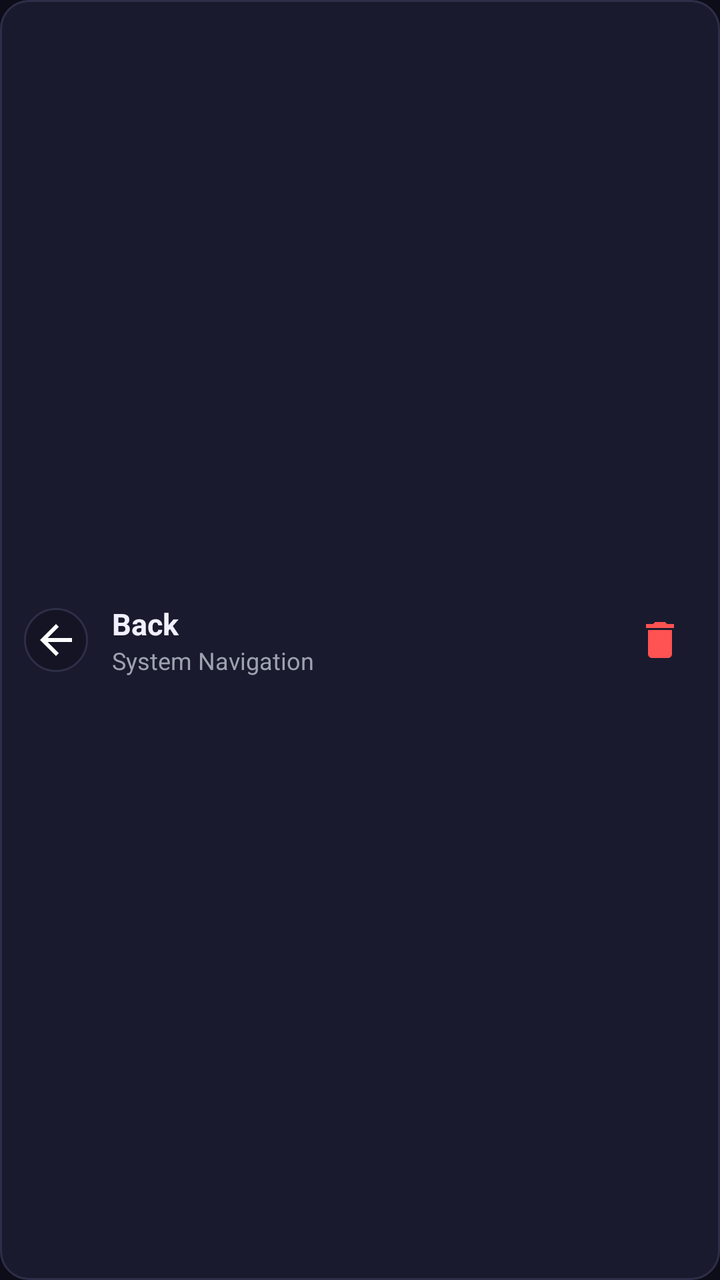
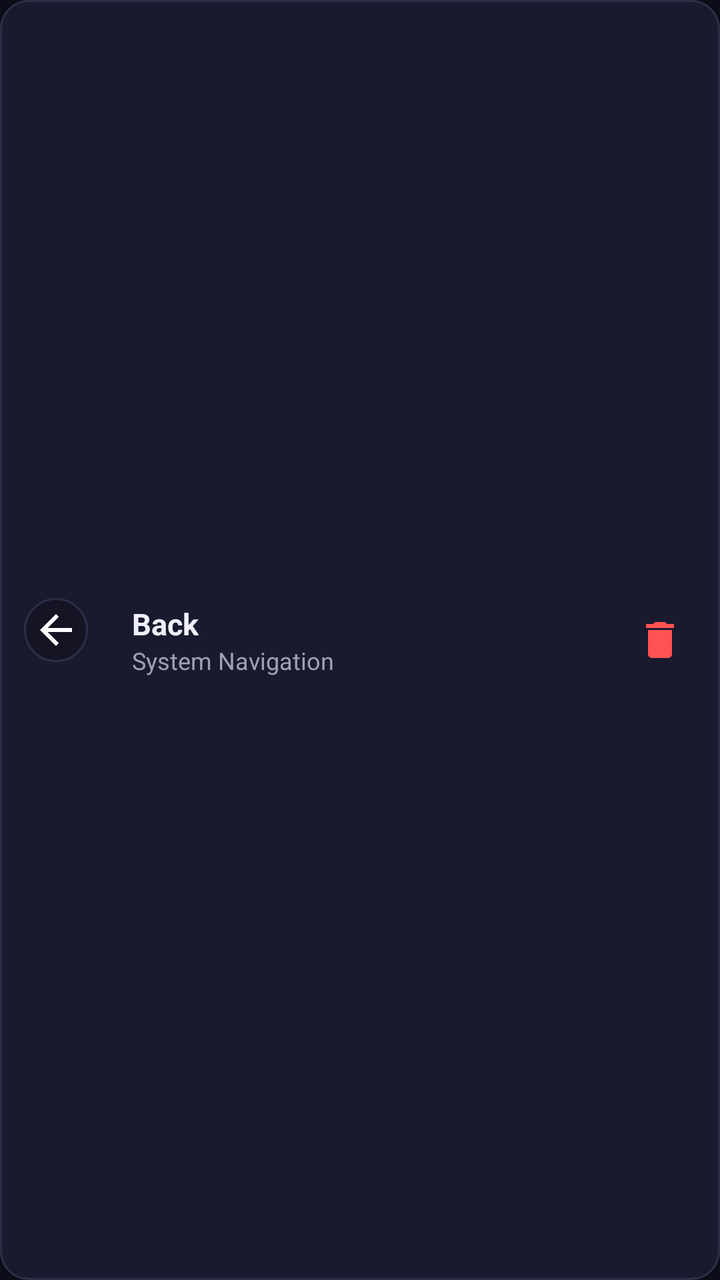

The first picture is an Android layout as it rendered before a commit; the second is the same layout after the commit. The layout source and the unified diff follow.
<!-- AndroidManifest.xml: application theme Theme.PieControl -->
<!-- res/layout/item_ring_action.xml -->
<?xml version="1.0" encoding="utf-8"?>
<LinearLayout xmlns:android="http://schemas.android.com/apk/res/android"
    android:layout_width="match_parent"
    android:layout_height="wrap_content"
    android:orientation="horizontal"
    android:gravity="center_vertical"
    android:paddingVertical="8dp"
    android:paddingHorizontal="12dp"
    android:layout_marginBottom="6dp"
    android:background="@drawable/bg_card">

    <ImageView
        android:id="@+id/ivActionIcon"
        android:layout_width="32dp"
        android:layout_height="32dp"
        android:padding="4dp"
        android:background="@drawable/bg_circle_icon"
        android:src="@drawable/ic_action_back"
        android:contentDescription="Action Icon" />

    <LinearLayout
        android:layout_width="0dp"
        android:layout_height="wrap_content"
        android:layout_weight="1"
        android:layout_marginStart="12dp"
        android:orientation="vertical">

        <TextView
            android:id="@+id/tvActionLabel"
            android:layout_width="wrap_content"
            android:layout_height="wrap_content"
            android:text="Back"
            android:textColor="@color/text_primary"
            android:textSize="15sp"
            android:textStyle="bold" />

        <TextView
            android:id="@+id/tvActionSub"
            android:layout_width="wrap_content"
            android:layout_height="wrap_content"
            android:text="System Navigation"
            android:textColor="@color/text_secondary"
            android:textSize="12sp" />
    </LinearLayout>

    <ImageButton
        android:id="@+id/btnDeleteAction"
        android:layout_width="36dp"
        android:layout_height="36dp"
        android:background="?attr/selectableItemBackgroundBorderless"
        android:src="@drawable/ic_delete"
        android:tint="@color/accent_red"
        android:contentDescription="Remove Action" />

</LinearLayout>
<!-- resources referenced by this layout -->
<resources>
  <color name="accent_red">#FF5252</color>
  <color name="text_primary">#F0F0FF</color>
  <color name="text_secondary">#9CA3AF</color>
  <!-- drawable bg_card (drawable) -->
  <?xml version="1.0" encoding="utf-8"?>
  <shape xmlns:android="http://schemas.android.com/apk/res/android"
      android:shape="rectangle">
      <solid android:color="@color/surface_card" />
      <corners android:radius="14dp" />
      <stroke android:width="1dp" android:color="@color/border_subtle" />
  </shape>
  <!-- drawable bg_circle_icon (drawable) -->
  <?xml version="1.0" encoding="utf-8"?>
  <shape xmlns:android="http://schemas.android.com/apk/res/android"
      android:shape="oval">
      <solid android:color="@color/surface" />
      <stroke android:width="1dp" android:color="@color/border_subtle" />
  </shape>
  <!-- drawable ic_action_back (drawable) -->
  <vector xmlns:android="http://schemas.android.com/apk/res/android"
      android:width="24dp" android:height="24dp" android:viewportWidth="24" android:viewportHeight="24">
      <path android:fillColor="#FFFFFFFF" android:pathData="M20,11H7.83l5.59,-5.59L12,4l-8,8 8,8 1.41,-1.41L7.83,13H20v-2z"/>
  </vector>
  <!-- drawable ic_delete (drawable) -->
  <vector xmlns:android="http://schemas.android.com/apk/res/android"
      android:width="24dp" android:height="24dp" android:viewportWidth="24" android:viewportHeight="24">
      <path android:fillColor="#FFFFFFFF" android:pathData="M6,19c0,1.1 0.9,2 2,2h8c1.1,0 2,-0.9 2,-2V7H6v12zM19,4h-3.5l-1,-1h-5l-1,1H5v2h14V4z"/>
  </vector>
  <style name="Theme.PieControl" parent="Theme.Material3.Dark.NoActionBar">
          <item name="android:statusBarColor">@color/background</item>
          <item name="android:navigationBarColor">@color/background</item>
          <item name="android:windowBackground">@color/background</item>
          <item name="colorPrimary">@color/primary</item>
          <item name="colorOnPrimary">@color/on_primary</item>
          <item name="colorSurface">@color/surface</item>
          <item name="colorOnSurface">@color/text_primary</item>
      </style>
  <color name="surface_card">#1A1A2E</color>
  <color name="border_subtle">#2E2E48</color>
  <color name="surface">#141425</color>
  <color name="background">#0D0D1A</color>
  <color name="primary">#00E676</color>
  <color name="on_primary">#0D0D1A</color>
</resources>

<!-- the commit's change to res/layout/item_ring_action.xml (unified diff, before → after) -->
@@ -9,14 +9,29 @@
     android:layout_marginBottom="6dp"
     android:background="@drawable/bg_card">
 
-    <ImageView
-        android:id="@+id/ivActionIcon"
-        android:layout_width="32dp"
-        android:layout_height="32dp"
-        android:padding="4dp"
-        android:background="@drawable/bg_circle_icon"
-        android:src="@drawable/ic_action_back"
-        android:contentDescription="Action Icon" />
+    <FrameLayout
+        android:layout_width="42dp"
+        android:layout_height="42dp">
+        <ImageView
+            android:id="@+id/ivActionIcon"
+            android:layout_width="32dp"
+            android:layout_height="32dp"
+            android:layout_gravity="start|top"
+            android:padding="4dp"
+            android:background="@drawable/bg_circle_icon"
+            android:src="@drawable/ic_action_back"
+            android:contentDescription="Action Icon" />
+        <ImageView
+            android:id="@+id/ivSecondaryIcon"
+            android:layout_width="22dp"
+            android:layout_height="22dp"
+            android:layout_gravity="end|bottom"
+            android:padding="2dp"
+            android:visibility="gone"
+            android:background="@drawable/bg_circle_icon"
+            android:src="@drawable/ic_action_home"
+            android:contentDescription="Secondary Action Icon" />
+    </FrameLayout>
 
     <LinearLayout
         android:layout_width="0dp"
<!-- resource entries referenced after the edit -->
@@ -23,6 +23,11 @@
       android:width="24dp" android:height="24dp" android:viewportWidth="24" android:viewportHeight="24">
       <path android:fillColor="#FFFFFFFF" android:pathData="M20,11H7.83l5.59,-5.59L12,4l-8,8 8,8 1.41,-1.41L7.83,13H20v-2z"/>
   </vector>
+  <!-- drawable ic_action_home (drawable) -->
+  <vector xmlns:android="http://schemas.android.com/apk/res/android"
+      android:width="24dp" android:height="24dp" android:viewportWidth="24" android:viewportHeight="24">
+      <path android:fillColor="#FFFFFFFF" android:pathData="M10,20v-6h4v6h5v-8h3L12,3 2,12h3v8z"/>
+  </vector>
   <!-- drawable ic_delete (drawable) -->
   <vector xmlns:android="http://schemas.android.com/apk/res/android"
       android:width="24dp" android:height="24dp" android:viewportWidth="24" android:viewportHeight="24">
